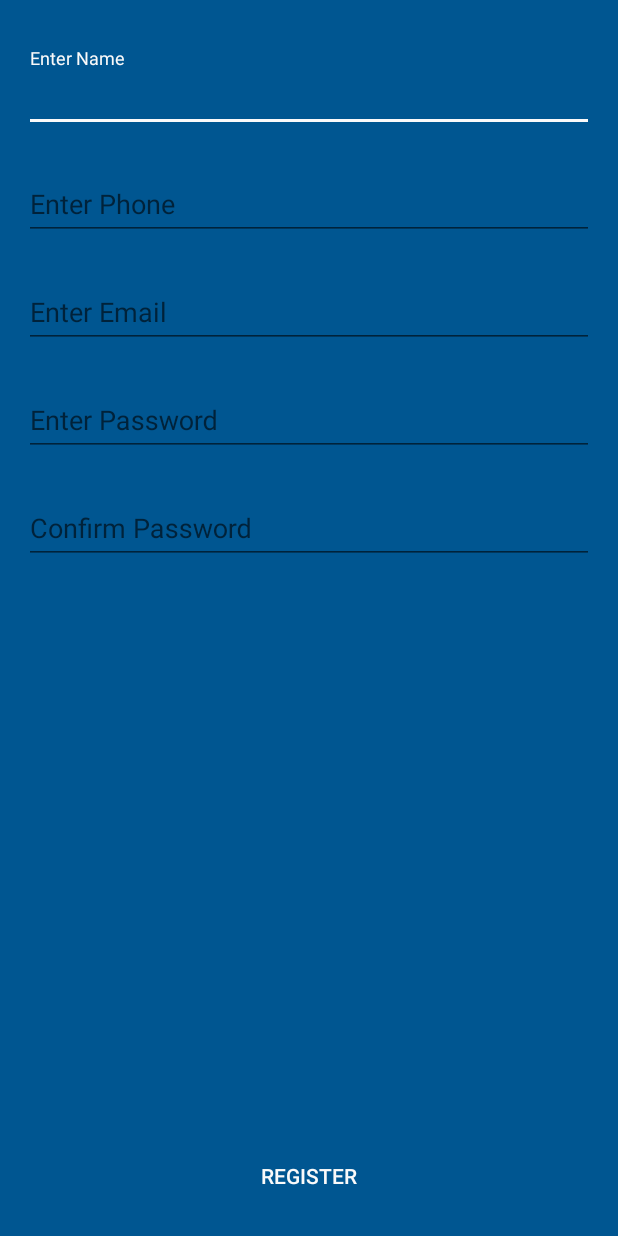
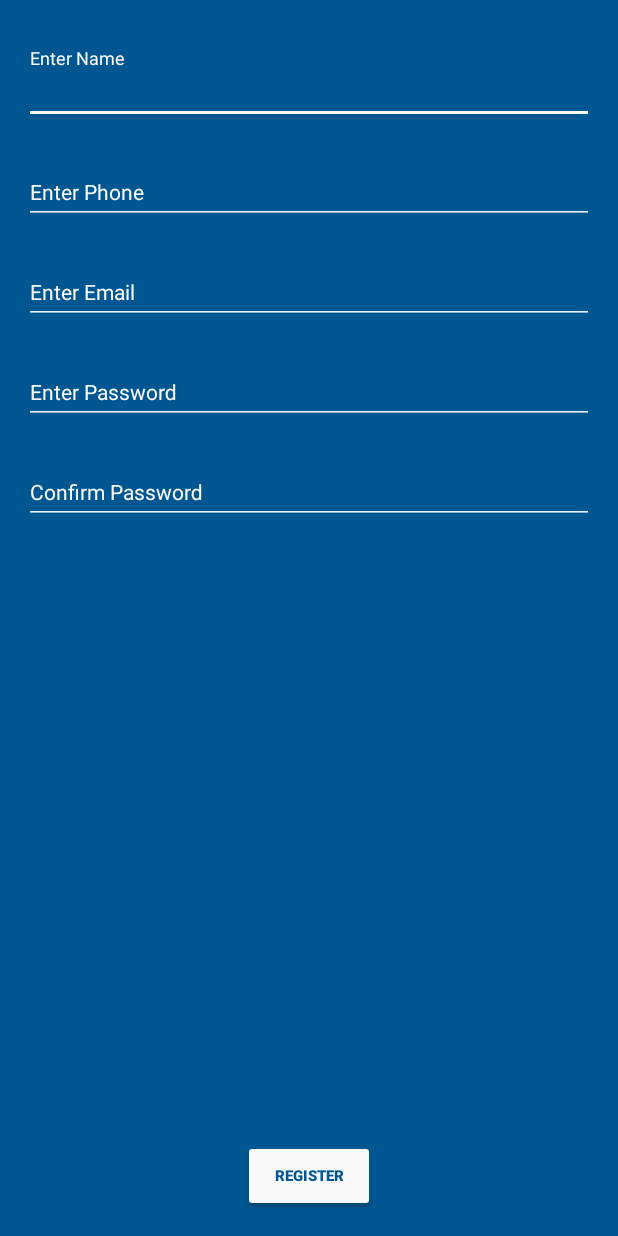
Before and after one commit to honey-hoper/Medlog, an Android app: the RegisterActivity screen opened directly, with no data from a screen before it, on a phone screen of 412 x 824 dp. Run offline under Robolectric (Android 15) with nearby library versions, the phone set to English and light mode, and no system bars; our stand-ins replace RxJava.

Commit message:
UI Fixes

```diff
--- a/app/src/main/res/drawable/recycler_image_selector.xml
+++ b/app/src/main/res/drawable/recycler_image_selector.xml
@@ -1,6 +1,6 @@
 <?xml version="1.0" encoding="utf-8"?>
 <selector xmlns:android="http://schemas.android.com/apk/res/android">
 
-    <item android:state_selected="true" android:drawable="@color/colorAccentTransparent"/>
+    <item android:state_selected="true" android:drawable="@color/colorPrimaryTransparent"/>
 
 </selector>
--- a/app/src/main/res/layout/activity_register.xml
+++ b/app/src/main/res/layout/activity_register.xml
@@ -10,17 +10,17 @@
         android:id="@+id/name_input"
         android:layout_width="match_parent"
         android:layout_height="wrap_content"
-        android:layout_marginBottom="16dp">
+        android:layout_marginBottom="16dp"
+        android:textColorHint="@color/colorAccent">
 
         <android.support.design.widget.TextInputEditText
             android:id="@+id/name_field"
             android:layout_width="match_parent"
             android:layout_height="wrap_content"
             android:inputType="text"
-            android:maxLines="1"
             android:maxLength="50"
             android:hint="@string/enter_name"
-            />
+            android:theme="@style/AccentColorEditText"/>
 
     </android.support.design.widget.TextInputLayout>
 
@@ -29,17 +29,17 @@
         android:layout_width="match_parent"
         android:layout_height="wrap_content"
         android:layout_below="@id/name_input"
-        android:layout_marginBottom="16dp">
+        android:layout_marginBottom="16dp"
+        android:textColorHint="@color/colorAccent">
 
         <android.support.design.widget.TextInputEditText
             android:id="@+id/phone_field"
             android:layout_width="match_parent"
             android:layout_height="wrap_content"
             android:inputType="text"
-            android:maxLines="1"
             android:maxLength="50"
             android:hint="@string/enter_phone"
-            />
+            android:theme="@style/AccentColorEditText"/>
 
     </android.support.design.widget.TextInputLayout>
 
@@ -50,17 +50,17 @@
         android:layout_width="match_parent"
         android:layout_height="wrap_content"
         android:layout_below="@id/phone_input"
-        android:layout_marginBottom="16dp">
+        android:layout_marginBottom="16dp"
+        android:textColorHint="@color/colorAccent">
 
         <android.support.design.widget.TextInputEditText
             android:id="@+id/email_field"
             android:layout_width="match_parent"
             android:layout_height="wrap_content"
             android:inputType="textEmailAddress"
-            android:maxLines="1"
             android:maxLength="50"
             android:hint="@string/enter_email"
-            />
+            android:theme="@style/AccentColorEditText"/>
 
     </android.support.design.widget.TextInputLayout>
 
@@ -69,17 +69,17 @@
         android:layout_width="match_parent"
         android:layout_height="wrap_content"
         android:layout_below="@id/email_input"
-        android:layout_marginBottom="16dp">
+        android:layout_marginBottom="16dp"
+        android:textColorHint="@color/colorAccent">
 
         <android.support.design.widget.TextInputEditText
             android:id="@+id/password_field"
             android:layout_width="match_parent"
             android:layout_height="wrap_content"
-            android:maxLines="1"
             android:maxLength="50"
             android:inputType="textPassword"
             android:hint="@string/enter_password"
-            />
+            android:theme="@style/AccentColorEditText"/>
 
     </android.support.design.widget.TextInputLayout>
 
@@ -88,17 +88,17 @@
         android:layout_width="match_parent"
         android:layout_height="wrap_content"
         android:layout_below="@id/password_input"
-        android:layout_marginBottom="32dp">
+        android:layout_marginBottom="32dp"
+        android:textColorHint="@color/colorAccent">
 
         <android.support.design.widget.TextInputEditText
             android:id="@+id/confirm_password_field"
             android:layout_width="match_parent"
             android:layout_height="wrap_content"
-            android:maxLines="1"
             android:maxLength="50"
             android:inputType="textPassword"
             android:hint="@string/confirm_password"
-            />
+            android:theme="@style/AccentColorEditText"/>
 
     </android.support.design.widget.TextInputLayout>
 
@@ -118,7 +118,7 @@
         android:layout_height="wrap_content"
         android:layout_alignParentBottom="true"
         android:layout_centerHorizontal="true"
-        style="@style/Base.Widget.AppCompat.Button.Borderless.Colored"
+        android:theme="@style/AccentColorButton"
         android:text="@string/register"/>
 
 
--- a/app/src/main/res/values/colors.xml
+++ b/app/src/main/res/values/colors.xml
@@ -7,7 +7,7 @@
     <color name="colorAccentDark">#E8F1F5</color>
     <color name="colorAccentDarker">#6F7475</color>
 
-    <color name="colorAccentTransparent">#FAFAFA99</color>
+    <color name="colorPrimaryTransparent">#55005691</color>
 
 
 </resources>
--- a/app/src/main/res/values/styles.xml
+++ b/app/src/main/res/values/styles.xml
@@ -25,6 +25,22 @@
         <item name="android:textColor">@color/colorAccent</item>
     </style>
 
+    <style name="AccentColorButton" parent="Base.Widget.AppCompat.Button.Colored">
+        <item name="colorButtonNormal">@color/colorAccent</item>
+        <item name="android:textColor">@color/colorPrimary</item>
+        <item name="android:textSize">10sp</item>
+        <item name="android:textStyle">bold</item>
+    </style>
+
+    <style name="AccentColorEditText" parent="Widget.AppCompat.EditText">
+        <item name="colorControlNormal">@color/colorAccentDark</item>
+        <item name="colorControlActivated">@color/colorAccent</item>
+        <item name="android:textSize">14sp</item>
+        <item name="android:textColor">@color/colorAccent</item>
+        <item name="android:maxLines">1</item>
+    </style>
+
+
     <style name="ColoredEditText" parent="Base.Widget.AppCompat.EditText">
         <item name="colorControlNormal">@color/colorPrimary</item>
         <item name="colorControlActivated">@color/colorPrimaryDark</item>
```
Also changed, not shown: app/src/main/res/layout/activity_login.xml (+12 -10 lines).
